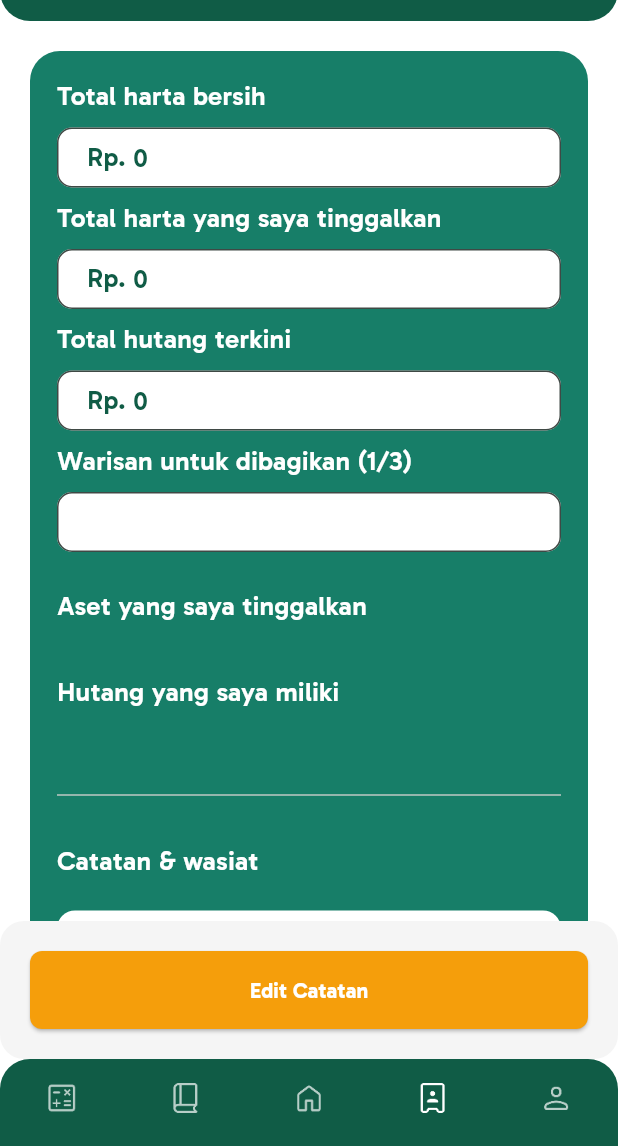
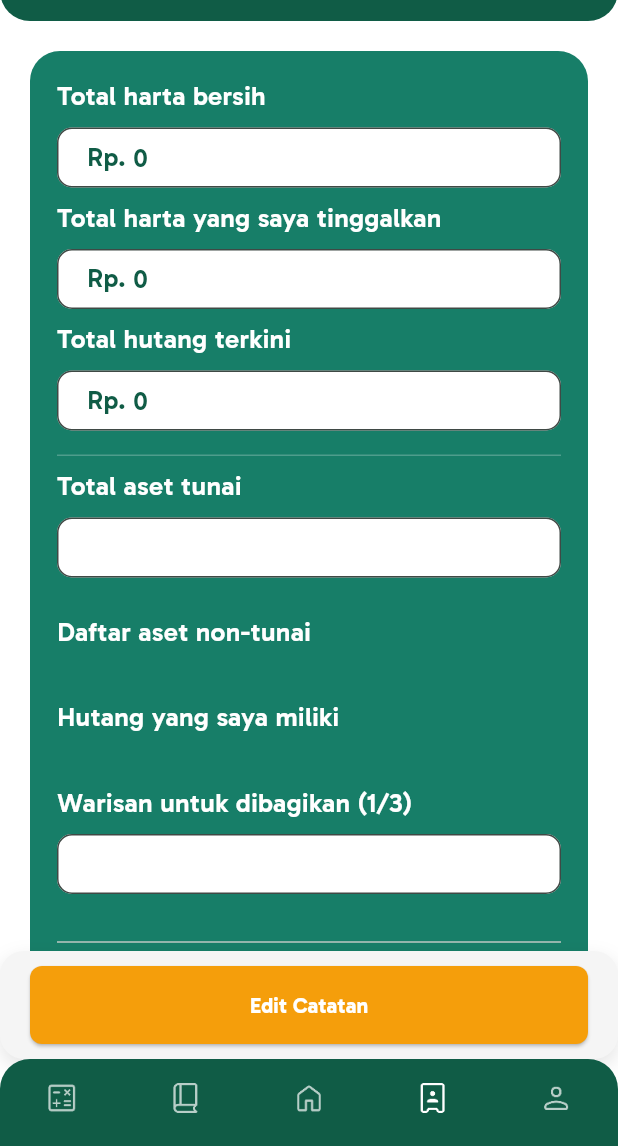
Before and after one commit to cardinaldeacre/Waristmate-Flutter, a Flutter app: the screen it shows after launch, item 4 of the bottom bar chosen, on a phone screen of 412 x 824 dp, the part 90-1236 px from its top. Run offline on Flutter 3.47's test engine with Material 3 defaults, Android fonts, the phone set to English and light mode, and no system bars; our stand-ins replace dotted_border, flutter_dotenv, flutter_widget_from_html, google_sign_in, hive_flutter, image_picker and 2 more; accounts and stored records are empty; statements that could not run were skipped.

Commit message:
fix data logic on personal note

```diff
--- a/lib/models/personal_note.dart
+++ b/lib/models/personal_note.dart
@@ -35,15 +35,20 @@ class PersonalNoteModel {
   factory PersonalNoteModel.fromJson(Map<String, dynamic> json) {
     return PersonalNoteModel(
       userId: json['user_id'],
-      totalAssetsNominal: json['total_assets_nominal'],
-      totalDebtsNominal: json['total_debts_nominal'],
-      totalWasiatNominal: json['total_wasiat_nominal'],
-      cashAssetNominal: json['cash_asset_nominal'],
+      totalAssetsNominal: (json['total_assets_nominal'] as num?)?.toInt(),
+      totalDebtsNominal: (json['total_debts_nominal'] as num?)?.toInt(),
+      totalWasiatNominal: (json['total_wasiat_nominal'] as num?)?.toInt(),
+      cashAssetNominal: (json['cash_asset_nominal'] as num?)?.toInt(),
+
       nonCashAssets: json['non_cash_assets'] != null
-          ? Map<String, int>.from(json['non_cash_assets'])
+          ? (json['non_cash_assets'] as Map<String, dynamic>).map(
+              (key, value) => MapEntry(key, (value as num).toInt()),
+            )
           : null,
       debtList: json['debt_list'] != null
-          ? Map<String, int>.from(json['debt_list'])
+          ? (json['debt_list'] as Map<String, dynamic>).map(
+              (key, value) => MapEntry(key, (value as num).toInt()),
+            )
           : null,
       wasiatNote: json['wasiat_note'],
     );
--- a/lib/screen/note/note_screen.dart
+++ b/lib/screen/note/note_screen.dart
@@ -1,5 +1,6 @@
 import 'package:flutter/material.dart';
 import 'package:provider/provider.dart';
+import 'package:supabase_flutter/supabase_flutter.dart';
 import 'package:waristmate_app/controllers/personal_note_controller.dart';
 import 'package:waristmate_app/core/config/theme.dart';
 import 'package:waristmate_app/widgets/note/note_header.dart';
@@ -21,9 +22,20 @@ class _NoteScreenState extends State<NoteScreen> {
     });
   }
 
-  void _saveData() {
+  Future<void> _saveData() async {
     final noteController = context.read<PersonalNoteController>();
-    noteController.savePersonalNote;
+    final user = Supabase.instance.client.auth.currentUser;
+
+    if (user == null) {
+      ScaffoldMessenger.of(
+        context,
+      ).showSnackBar(const SnackBar(content: Text('Error: User belum login!')));
+      return;
+    }
+
+    try {
+      await noteController.savePersonalNote(user.id);
+      if (!mounted) return;
       ScaffoldMessenger.of(context).showSnackBar(
         const SnackBar(
           content: Text('Catatan disimpan!'),
@@ -31,11 +43,31 @@ class _NoteScreenState extends State<NoteScreen> {
         ),
       );
       _toggleEditMode();
+    } catch (e) {
+      if (!mounted) return;
+      ScaffoldMessenger.of(context).showSnackBar(
+        SnackBar(
+          content: Text('Gagal menyimpan catatan: $e'),
+          backgroundColor: AppColors.errorRed,
+        ),
+      );
+      return;
+    }
   }
 
-  void _getPersonalNote() {
+  Future<void> _refreshData() async {
     final noteController = context.read<PersonalNoteController>();
-    noteController.getPersonalNote();
+
+    await noteController.getPersonalNote();
+
+    if (!mounted) return;
+
+    ScaffoldMessenger.of(context).showSnackBar(
+      const SnackBar(
+        content: Text('Data berhasil disinkronkan'),
+        backgroundColor: AppColors.primaryGreen,
+      ),
+    );
   }
 
   @override
@@ -46,13 +78,27 @@ class _NoteScreenState extends State<NoteScreen> {
         child: Column(
           children: [
             NoteHeader(),
+            Expanded(
+              child: RefreshIndicator(
+                onRefresh: _refreshData,
+                child: Column(
+                  children: [
                     NoteCard(isEditMode: _isEditMode),
-
                     Container(
-              padding: const EdgeInsets.all(20),
+                      padding: const EdgeInsets.symmetric(
+                        horizontal: 20,
+                        vertical: 10,
+                      ),
                       decoration: BoxDecoration(
                         color: AppColors.cardBackground,
                         borderRadius: BorderRadius.circular(16),
+                        boxShadow: [
+                          BoxShadow(
+                            color: Colors.black.withAlpha(26),
+                            blurRadius: 10,
+                            offset: const Offset(0, 5),
+                          ),
+                        ],
                       ),
                       child: SizedBox(
                         width: double.infinity,
@@ -81,6 +127,10 @@ class _NoteScreenState extends State<NoteScreen> {
                   ],
                 ),
               ),
+            ),
+          ],
+        ),
+      ),
     );
   }
 }
--- a/lib/services/personal_note/personal_note_service.dart
+++ b/lib/services/personal_note/personal_note_service.dart
@@ -28,9 +28,10 @@ class PersonalNoteService {
 
   Future<void> savePersonalNote(PersonalNoteModel note) async {
     try {
+      print("Saving personal note: ${note.toJson()}");
       final response = await _supabase
           .from('personal_records')
-          .upsert(note.toJson());
+          .upsert(note.toJson(), onConflict: 'user_id');
 
       if (response != null) {
         await _personalNoteBox.put(note.userId, note.toJson());
--- a/lib/widgets/note/note_card.dart
+++ b/lib/widgets/note/note_card.dart
@@ -86,23 +86,26 @@ class _NoteCardState extends State<NoteCard> {
                       ),
                     ),
 
-                    const InputLabel(label: "Warisan untuk dibagikan (1/3)"),
+                    const SizedBox(height: 16),
+                    const Divider(height: 1, color: Colors.white24),
+
+                    const InputLabel(label: "Total aset tunai"),
                     CustomTextField(
-                      label: "Total Warisan",
+                      label: "Total Aset Tunai",
                       isCurrency: true,
-                      readOnly: true,
+                      readOnly: !widget.isEditMode,
+                      controller: noteController.cashAssetController,
                       onChanged: (val) {
                         String cleanVal = val
                             .replaceAll('.', '')
                             .replaceAll(',', '');
                         int parsedVal = int.tryParse(cleanVal) ?? 0;
-                        noteController.setWasiatNominal(parsedVal);
-                        print("Total Warisan: ${noteController.wasiatNominal}");
+                        noteController.setCashAsset(parsedVal);
                       },
                     ),
 
                     const SizedBox(height: 16),
-                    const InputLabel(label: "Aset yang saya tinggalkan"),
+                    const InputLabel(label: "Daftar aset non-tunai"),
 
                     if (widget.isEditMode || hasValidAssets) ...[
                       ...noteController.nonCashAssets
@@ -186,11 +189,61 @@ class _NoteCardState extends State<NoteCard> {
                         label: "Tambah Hutang",
                       ),
 
+                    const InputLabel(label: "Warisan untuk dibagikan (1/3)"),
+                    CustomTextField(
+                      label: "Wasiat (maksimal 1/3 sisa harta)",
+                      controller: noteController.wasiatController,
+                      isCurrency: true,
+                      readOnly: !widget.isEditMode,
+                      onChanged: (val) {
+                        String cleanVal = val
+                            .replaceAll('.', '')
+                            .replaceAll(',', '');
+                        int parsedVal = int.tryParse(cleanVal) ?? 0;
+
+                        String? notip = noteController.updateWasiat(parsedVal);
+                        if (notip != null) {
+                          noteController.wasiatController.text = noteController
+                              .wasiatNominal
+                              .toString();
+                          noteController
+                              .wasiatController
+                              .selection = TextSelection.fromPosition(
+                            TextPosition(
+                              offset:
+                                  noteController.wasiatController.text.length,
+                            ),
+                          );
+
+                          ScaffoldMessenger.of(context).clearSnackBars();
+                          ScaffoldMessenger.of(context).showSnackBar(
+                            SnackBar(
+                              content: Text(notip),
+                              backgroundColor: Colors.red[700],
+                              duration: const Duration(seconds: 3),
+                              behavior: SnackBarBehavior.floating,
+                              shape: RoundedRectangleBorder(
+                                borderRadius: BorderRadius.circular(12),
+                              ),
+                              margin: EdgeInsets.only(
+                                bottom:
+                                    MediaQuery.of(context).size.height - 17.50,
+                                left: 20,
+                                right: 20,
+                              ),
+                            ),
+                          );
+                        }
+                      },
+                    ),
+
                     const SizedBox(height: 24),
                     const Divider(),
                     const SizedBox(height: 16),
 
-                    const InputLabel(label: "Catatan & wasiat"),
+                    const InputLabel(
+                      label: "Catatan seputar warisan dan wasiat",
+                    ),
 
                     const SizedBox(height: 12),
 
@@ -201,13 +254,31 @@ class _NoteCardState extends State<NoteCard> {
                           color: AppColors.backgroundClean,
                           borderRadius: BorderRadius.circular(12),
                         ),
-                        child: const Text(
-                          "Tolong bagikan warisan sesuai syariat. Untuk Yono, hutangnya tolong dilunasi dari emas yang ada.",
-                          textAlign: TextAlign.justify,
-                          style: TextStyle(
-                            fontSize: 15,
-                            color: AppColors.textDark,
-                            height: 1.5,
+                        child: TextFormField(
+                          readOnly: true,
+                          initialValue: noteController.wasiatNote,
+                          maxLines: 6,
+                          decoration: InputDecoration(
+                            filled: true,
+                            fillColor: AppColors.backgroundClean,
+
+                            border: OutlineInputBorder(
+                              borderRadius: BorderRadius.circular(12),
+                              borderSide: BorderSide.none,
+                            ),
+
+                            enabledBorder: OutlineInputBorder(
+                              borderRadius: BorderRadius.circular(12),
+                              borderSide: BorderSide.none,
+                            ),
+
+                            focusedBorder: OutlineInputBorder(
+                              borderRadius: BorderRadius.circular(12),
+                              borderSide: const BorderSide(
+                                color: AppColors.primaryGreen,
+                                width: 2,
+                              ),
+                            ),
                           ),
                         ),
                       )
@@ -218,9 +289,11 @@ class _NoteCardState extends State<NoteCard> {
                           borderRadius: BorderRadius.circular(12),
                         ),
                         child: TextFormField(
-                          initialValue:
-                              "Tolong bagikan warisan sesuai syariat. Untuk Yono, hutangnya tolong dilunasi dari emas yang ada.",
-                          maxLines: 4,
+                          initialValue: noteController.wasiatNote,
+                          maxLines: 6,
+                          onChanged: (val) {
+                            noteController.setWasiatNote(val);
+                          },
                           decoration: InputDecoration(
                             filled: true,
                             fillColor: AppColors.backgroundClean,
```
Also changed, not shown: lib/controllers/personal_note_controller.dart (+27 -0 lines). Lines whose indentation alone changed are shown as unchanged.
